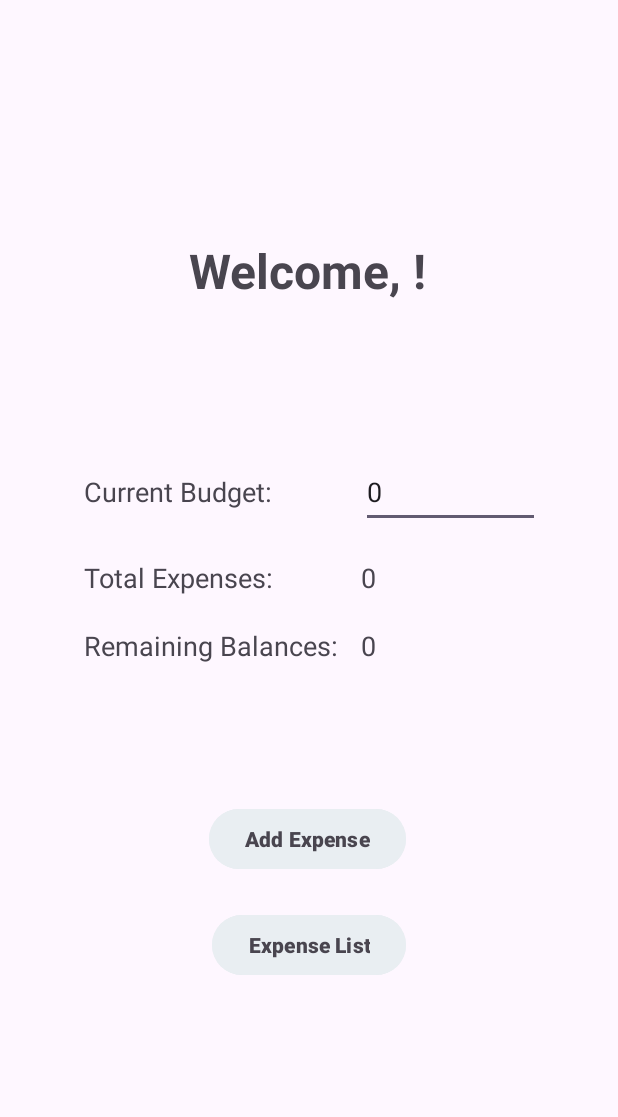
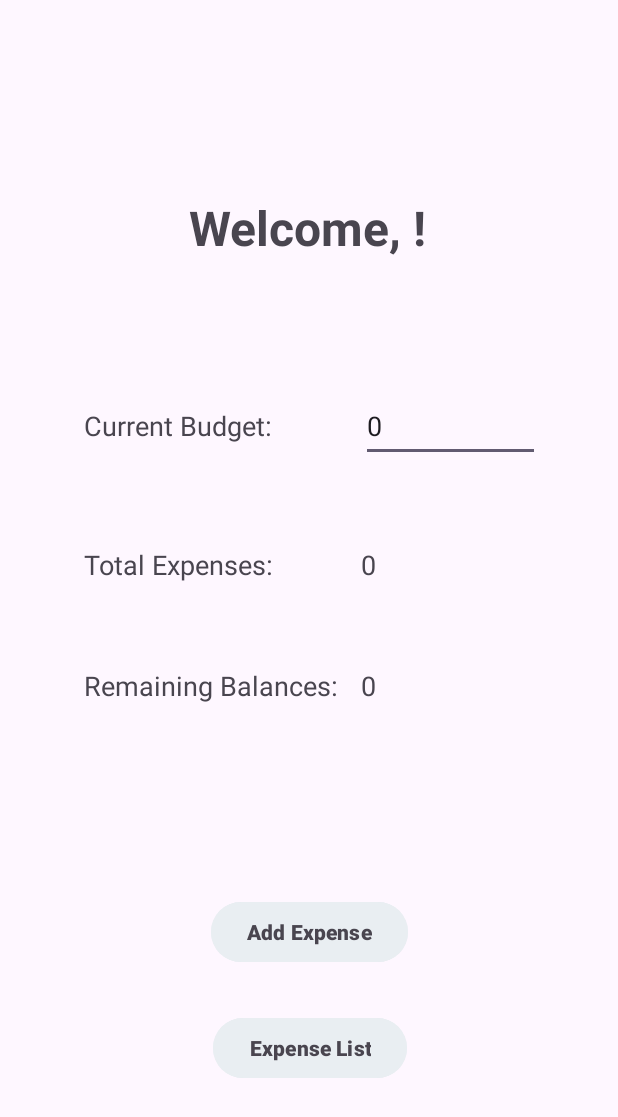
Before and after one commit to jjuliekim/Expense-Tracker-App, an Android app: the screen it shows after launch (DashboardActivity), after a tap on "Sign Up / Register", on a phone screen of 412 x 824 dp. Shown: the top 1117 px of the screen. Run offline under Robolectric (Android 15) with nearby library versions, the phone set to English and light mode, and no system bars.

Commit message:
dashboard xml

```diff
--- a/app/src/main/res/layout/activity_dashboard.xml
+++ b/app/src/main/res/layout/activity_dashboard.xml
@@ -26,11 +26,11 @@
     <TableLayout
         android:id="@+id/tableLayout"
         android:layout_width="300dp"
-        android:layout_height="160dp"
+        android:layout_height="0dp"
         android:layout_marginStart="24dp"
-        android:layout_marginTop="299dp"
+        android:layout_marginTop="260dp"
         android:layout_marginEnd="24dp"
-        android:layout_marginBottom="67dp"
+        android:layout_marginBottom="72dp"
         app:layout_constraintBottom_toTopOf="@+id/addButton"
         app:layout_constraintEnd_toEndOf="parent"
         app:layout_constraintStart_toStartOf="parent"
@@ -39,8 +39,8 @@
         <TableRow
             android:layout_width="match_parent"
             android:layout_height="match_parent"
-            android:orientation="vertical"
-            android:layout_weight="1">
+            android:layout_weight="1"
+            android:orientation="vertical">
 
             <TextView
                 android:id="@+id/textView2"
@@ -58,9 +58,9 @@
                 android:layout_width="wrap_content"
                 android:layout_height="48dp"
                 android:ems="10"
+                android:hint="@string/input_budget"
                 android:inputType="text"
-                android:hint="@string/input_budget"
-                android:textSize="18sp"/>
+                android:textSize="18sp" />
 
         </TableRow>
 
@@ -120,28 +120,29 @@
         android:id="@+id/addButton"
         android:layout_width="wrap_content"
         android:layout_height="wrap_content"
-        android:layout_marginBottom="236dp"
+        android:layout_marginBottom="29dp"
         android:backgroundTint="#E9EEF2"
         android:text="@string/add_expense"
         android:textColor="#49454F"
+
         android:textStyle="bold"
-        app:layout_constraintBottom_toBottomOf="parent"
-        app:layout_constraintEnd_toEndOf="@+id/listButton"
+        app:layout_constraintBottom_toTopOf="@+id/listButton"
+        app:layout_constraintEnd_toEndOf="parent"
+        app:layout_constraintStart_toStartOf="parent"
         app:layout_constraintTop_toBottomOf="@+id/tableLayout" />
 
     <Button
         android:id="@+id/listButton"
         android:layout_width="wrap_content"
         android:layout_height="wrap_content"
-        android:layout_marginBottom="148dp"
+        android:layout_marginStart="1dp"
+        android:layout_marginBottom="101dp"
         android:backgroundTint="#E9EEF2"
         android:text="@string/expense_list"
         android:textColor="#49454F"
         android:textStyle="bold"
         app:layout_constraintBottom_toBottomOf="parent"
-        app:layout_constraintEnd_toEndOf="parent"
-        app:layout_constraintHorizontal_bias="0.5"
-        app:layout_constraintStart_toStartOf="parent"
+        app:layout_constraintStart_toStartOf="@+id/addButton"
         app:layout_constraintTop_toBottomOf="@+id/addButton" />
 
 </androidx.constraintlayout.widget.ConstraintLayout>
```
